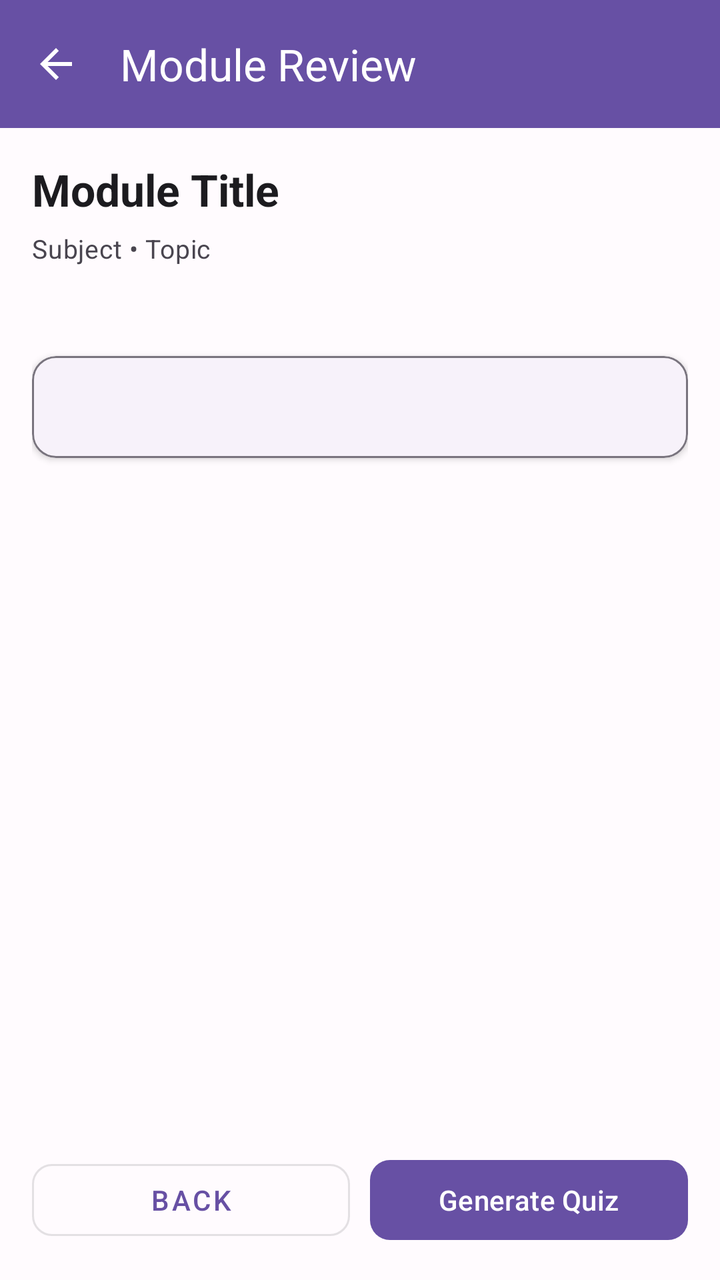
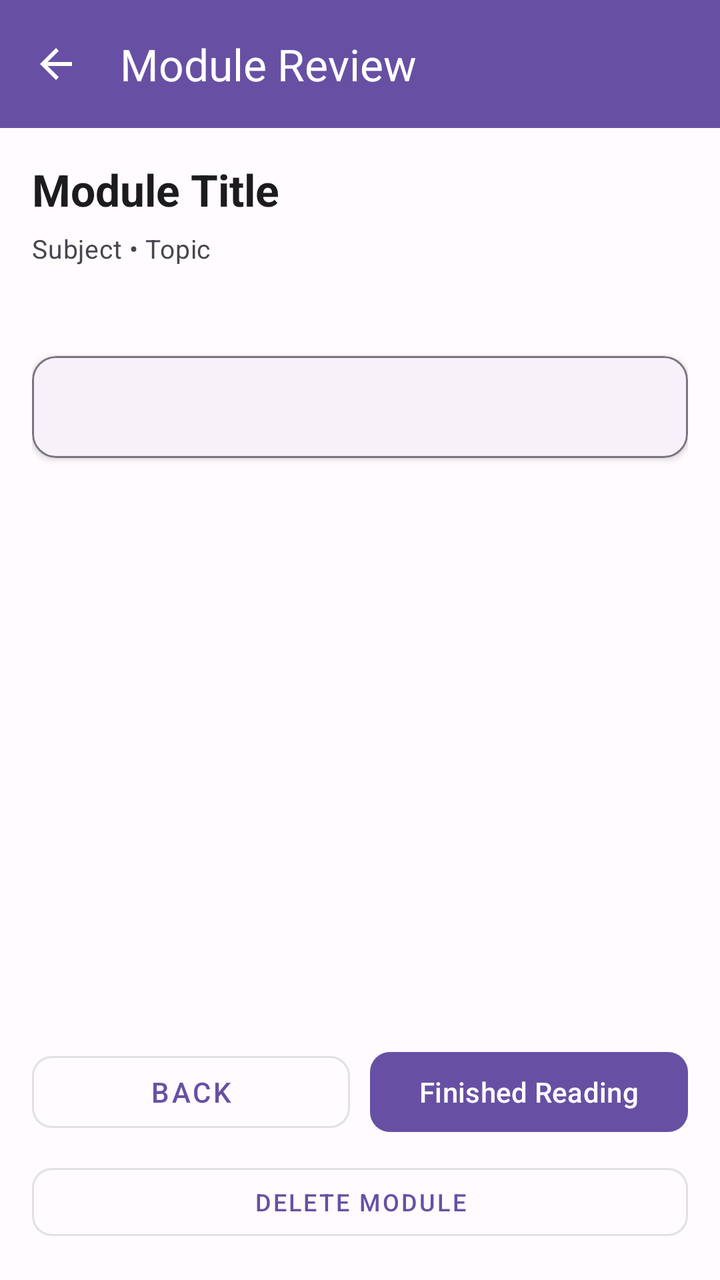

Screens rendered from an Android XML layout before and after an edit, with the pre-edit source and the edit as a unified diff.
<!-- AndroidManifest.xml: application theme Theme.StudySyncproject -->
<!-- res/layout/activity_module_detail.xml -->
<?xml version="1.0" encoding="utf-8"?>
<LinearLayout xmlns:android="http://schemas.android.com/apk/res/android"
    xmlns:app="http://schemas.android.com/apk/res-auto"
    android:layout_width="match_parent"
    android:layout_height="match_parent"
    android:background="@color/background"
    android:orientation="vertical">

    <com.google.android.material.appbar.MaterialToolbar
        android:id="@+id/toolbar"
        android:layout_width="match_parent"
        android:layout_height="?attr/actionBarSize"
        android:background="@color/primary"
        app:navigationIcon="@drawable/ic_arrow_back"
        app:navigationIconTint="@color/on_primary"
        app:title="Module Review"
        app:titleTextColor="@color/on_primary" />

    <ScrollView
        android:layout_width="match_parent"
        android:layout_height="0dp"
        android:layout_weight="1"
        android:fillViewport="true"
        android:scrollbars="none">

        <LinearLayout
            android:layout_width="match_parent"
            android:layout_height="wrap_content"
            android:orientation="vertical"
            android:paddingHorizontal="@dimen/space_lg"
            android:paddingTop="@dimen/space_lg"
            android:paddingBottom="@dimen/space_xl">

            <TextView
                android:id="@+id/tv_title"
                style="@style/TextAppearance.StudySync.Title"
                android:layout_width="match_parent"
                android:layout_height="wrap_content"
                android:text="Module Title"
                android:textSize="22sp" />

            <TextView
                android:id="@+id/tv_meta"
                style="@style/TextAppearance.StudySync.Subtitle"
                android:layout_width="match_parent"
                android:layout_height="wrap_content"
                android:layout_marginTop="6dp"
                android:text="Subject • Topic"
                android:textSize="13sp" />

            <TextView
                android:id="@+id/tv_description"
                android:layout_width="match_parent"
                android:layout_height="wrap_content"
                android:layout_marginTop="12dp"
                android:text=""
                android:textColor="@color/text_primary"
                android:textSize="14sp" />

            <com.google.android.material.card.MaterialCardView
                style="@style/Widget.StudySync.Card.Surface"
                android:layout_width="match_parent"
                android:layout_height="wrap_content"
                android:layout_marginTop="14dp"
                app:cardCornerRadius="@dimen/radius_md">

                <TextView
                    android:id="@+id/tv_content"
                    android:layout_width="match_parent"
                    android:layout_height="wrap_content"
                    android:lineSpacingExtra="4dp"
                    android:padding="16dp"
                    android:text=""
                    android:textColor="@color/text_primary"
                    android:textSize="14sp" />
            </com.google.android.material.card.MaterialCardView>

        </LinearLayout>
    </ScrollView>

    <LinearLayout
        android:layout_width="match_parent"
        android:layout_height="wrap_content"
        android:orientation="horizontal"
        android:paddingStart="@dimen/space_lg"
        android:paddingTop="@dimen/space_md"
        android:paddingEnd="@dimen/space_lg"
        android:paddingBottom="@dimen/space_lg">

        <com.google.android.material.button.MaterialButton
            android:id="@+id/btn_back_to_library"
            style="@style/Widget.StudySync.Button.Outlined"
            android:layout_width="0dp"
            android:layout_height="48dp"
            android:layout_weight="1"
            android:text="Back"
            app:cornerRadius="10dp" />

        <com.google.android.material.button.MaterialButton
            android:id="@+id/btn_generate_quiz"
            style="@style/Widget.StudySync.Button.Primary"
            android:layout_width="0dp"
            android:layout_height="48dp"
            android:layout_weight="1"
            android:layout_marginStart="10dp"
            android:text="Generate Quiz"
            android:textColor="@color/on_primary"
            app:backgroundTint="@color/primary"
            app:cornerRadius="10dp" />

    </LinearLayout>

</LinearLayout>
<!-- resources referenced by this layout -->
<resources>
  <color name="background">#FFFBFE</color>
  <color name="on_primary">#FFFFFF</color>
  <color name="primary">#6750A4</color>
  <color name="text_primary">#1C1B1F</color>
  <dimen name="radius_md">12dp</dimen>
  <dimen name="space_lg">16dp</dimen>
  <dimen name="space_md">12dp</dimen>
  <dimen name="space_xl">20dp</dimen>
  <!-- drawable ic_arrow_back (drawable) -->
  <vector xmlns:android="http://schemas.android.com/apk/res/android"
      android:width="24dp"
      android:height="24dp"
      android:viewportWidth="24"
      android:viewportHeight="24">
      <path
          android:fillColor="@android:color/white"
          android:pathData="M20,11L7.83,11l5.59,-5.59L12,4l-8,8 8,8 1.41,-1.41L7.83,13L20,13z" />
  </vector>
  <style name="TextAppearance.StudySync.Subtitle" parent="TextAppearance.Material3.BodyMedium">
          <item name="android:textColor">@color/text_secondary</item>
      </style>
  <style name="TextAppearance.StudySync.Title" parent="TextAppearance.Material3.HeadlineSmall">
          <item name="android:textColor">@color/text_primary</item>
          <item name="android:textStyle">bold</item>
      </style>
  <style name="Widget.StudySync.Button.Outlined" parent="Widget.MaterialComponents.Button.OutlinedButton">
          <item name="android:layout_height">@dimen/button_height</item>
          <item name="cornerRadius">@dimen/radius_md</item>
      </style>
  <style name="Widget.StudySync.Button.Primary" parent="Widget.Material3.Button">
          <item name="android:layout_height">@dimen/button_height</item>
          <item name="cornerRadius">@dimen/radius_md</item>
          <item name="backgroundTint">@color/primary</item>
          <item name="android:textColor">@color/on_primary</item>
      </style>
  <style name="Widget.StudySync.Card.Surface" parent="Widget.Material3.CardView.Elevated">
          <item name="cardCornerRadius">@dimen/radius_lg</item>
          <item name="cardElevation">2dp</item>
          <item name="strokeColor">@color/outline</item>
          <item name="strokeWidth">1dp</item>
      </style>
  <style name="Theme.StudySyncproject" parent="Base.Theme.StudySyncproject" />
  <color name="text_secondary">#49454F</color>
  <dimen name="button_height">52dp</dimen>
  <dimen name="radius_lg">16dp</dimen>
  <color name="outline">#79747E</color>
  <style name="Base.Theme.StudySyncproject" parent="Theme.Material3.DayNight.NoActionBar">
          <item name="colorPrimary">@color/primary</item>
          <item name="colorOnPrimary">@color/on_primary</item>
          <item name="colorSecondary">@color/secondary</item>
          <item name="colorOnSecondary">@color/on_secondary</item>
          <item name="colorSurface">@color/surface</item>
          <item name="android:colorBackground">@color/background</item>
          <item name="colorError">@color/error</item>
          <item name="colorPrimaryDark">@color/primary_dark</item>
      </style>
  <color name="secondary">#625B71</color>
  <color name="on_secondary">#FFFFFF</color>
  <color name="surface">#FFFBFE</color>
  <color name="error">#B3261E</color>
  <color name="primary_dark">#4F378B</color>
</resources>

<!-- the commit's change to res/layout/activity_module_detail.xml (unified diff, before → after) -->
@@ -68,6 +68,8 @@
                     android:id="@+id/tv_content"
                     android:layout_width="match_parent"
                     android:layout_height="wrap_content"
+                    android:autoLink="web"
+                    android:linksClickable="true"
                     android:lineSpacingExtra="4dp"
                     android:padding="16dp"
                     android:text=""
@@ -75,37 +77,65 @@
                     android:textSize="14sp" />
             </com.google.android.material.card.MaterialCardView>
 
+            <com.google.android.material.button.MaterialButton
+                android:id="@+id/btn_view_original_pdf"
+                style="@style/Widget.StudySync.Button.Outlined"
+                android:layout_width="wrap_content"
+                android:layout_height="40dp"
+                android:layout_marginTop="10dp"
+                android:text="View Original PDF"
+                android:textSize="12sp"
+                android:visibility="gone"
+                app:cornerRadius="10dp" />
+
         </LinearLayout>
     </ScrollView>
 
     <LinearLayout
         android:layout_width="match_parent"
         android:layout_height="wrap_content"
-        android:orientation="horizontal"
+        android:orientation="vertical"
         android:paddingStart="@dimen/space_lg"
         android:paddingTop="@dimen/space_md"
         android:paddingEnd="@dimen/space_lg"
         android:paddingBottom="@dimen/space_lg">
 
-        <com.google.android.material.button.MaterialButton
-            android:id="@+id/btn_back_to_library"
-            style="@style/Widget.StudySync.Button.Outlined"
-            android:layout_width="0dp"
-            android:layout_height="48dp"
-            android:layout_weight="1"
-            android:text="Back"
-            app:cornerRadius="10dp" />
+        <LinearLayout
+            android:layout_width="match_parent"
+            android:layout_height="wrap_content"
+            android:orientation="horizontal">
+
+            <com.google.android.material.button.MaterialButton
+                android:id="@+id/btn_back_to_library"
+                style="@style/Widget.StudySync.Button.Outlined"
+                android:layout_width="0dp"
+                android:layout_height="48dp"
+                android:layout_weight="1"
+                android:text="Back"
+                app:cornerRadius="10dp" />
+
+            <com.google.android.material.button.MaterialButton
+                android:id="@+id/btn_generate_quiz"
+                style="@style/Widget.StudySync.Button.Primary"
+                android:layout_width="0dp"
+                android:layout_height="48dp"
+                android:layout_weight="1"
+                android:layout_marginStart="10dp"
+                android:text="Finished Reading"
+                android:textColor="@color/on_primary"
+                app:backgroundTint="@color/primary"
+                app:cornerRadius="10dp" />
+
+        </LinearLayout>
 
         <com.google.android.material.button.MaterialButton
-            android:id="@+id/btn_generate_quiz"
-            style="@style/Widget.StudySync.Button.Primary"
-            android:layout_width="0dp"
-            android:layout_height="48dp"
-            android:layout_weight="1"
-            android:layout_marginStart="10dp"
-            android:text="Generate Quiz"
-            android:textColor="@color/on_primary"
-            app:backgroundTint="@color/primary"
+            android:id="@+id/btn_delete_module"
+            style="@style/Widget.StudySync.Button.Outlined"
+            android:layout_width="match_parent"
+            android:layout_height="46dp"
+            android:layout_marginTop="8dp"
+            android:text="Delete Module"
+            android:textSize="12sp"
             app:cornerRadius="10dp" />
 
     </LinearLayout>
